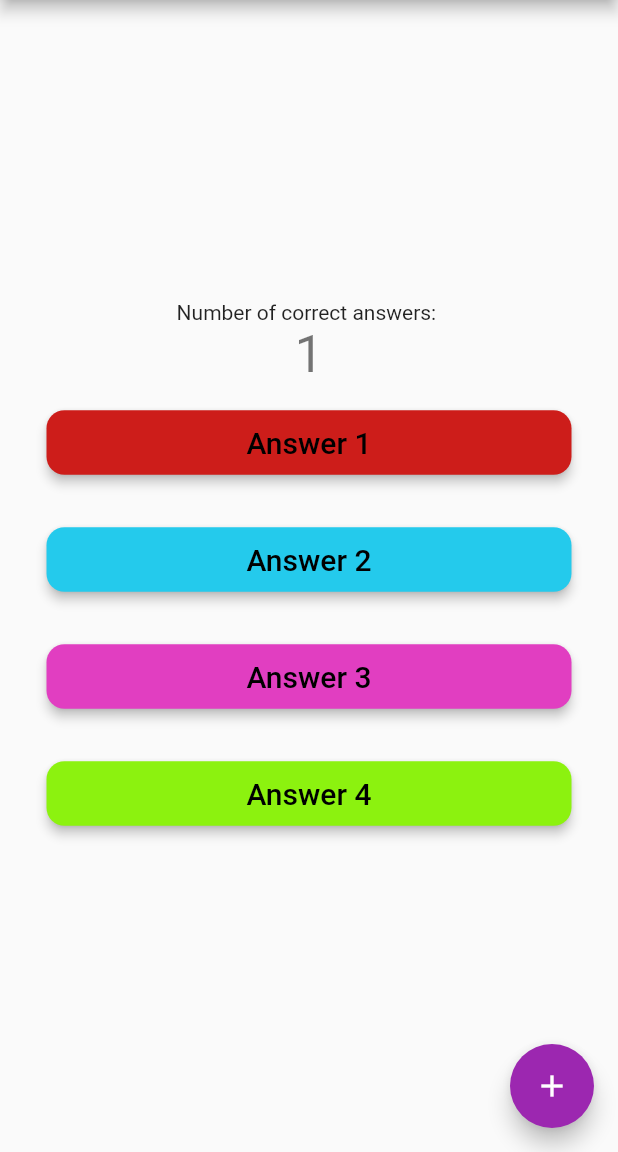
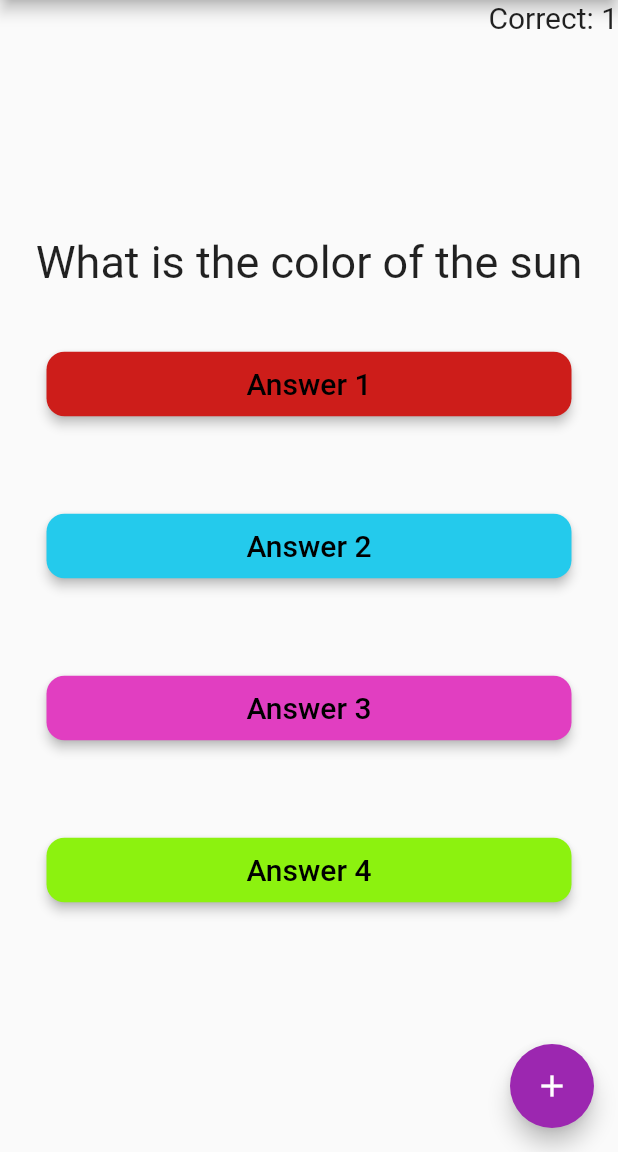
Before and after one commit to adrian-szwejk/quiz_app, a Flutter app: the screen it shows after launch, after a tap on "Answer 1", on a phone screen of 412 x 824 dp, the part 84-1236 px from its top. Run offline on Flutter 3.47's test engine with Material 2 defaults, Android fonts, the phone set to English and light mode, and no system bars.

Commit message:
formatted the question/answers/# correct

```diff
--- a/lib/main.dart
+++ b/lib/main.dart
@@ -29,6 +29,18 @@ class HomePage extends StatefulWidget {
 
 class _HomePageState extends State<HomePage> {
   int _counter = 0;
+  Map<String, String> questions_ = new Map();
+
+  void fillQuestions() {
+    questions_["What is the color of the sun"] = "2";
+    //White
+    questions_["How many feet are in a mile"] = "3";
+    //5280
+    questions_["How many continents are there"] = "1";
+    //7
+    questions_["What is the name of the current US president"] = "4";
+    //7
+  }
 
   void _incrementCounter() {
     setState(() {
@@ -36,8 +48,13 @@ class _HomePageState extends State<HomePage> {
     });
   }
 
+  bool _checkAnswer(String question, String key) {
+    return false;
+  }
+
   @override
   Widget build(BuildContext context) {
+    fillQuestions();
     return Scaffold(
       appBar: AppBar(
         title: Text(widget.title),
@@ -45,14 +62,30 @@ class _HomePageState extends State<HomePage> {
       ),
       body: Center(
         child: Column(
+          children: <Widget>[
+            Align(
+              alignment: Alignment.topRight,
+              child: Text(
+                'Correct: ' + '$_counter',
+                style: const TextStyle(
+                  fontSize: 20.0,
+                ),
+              ),
+            ),
+            Expanded(
+              child: Align(
+                child: Column(
                   mainAxisAlignment: MainAxisAlignment.center,
                   children: <Widget>[
-            const Text(
-              'Number of correct answers: ',
+                    Padding(
+                      padding: const EdgeInsets.fromLTRB(15.0, 0.0, 15.0, 10.0),
+                      child: Text(
+                        textAlign: TextAlign.center,
+                        questions_.keys.elementAt(0),
+                        style: const TextStyle(
+                          fontSize: 30.0,
                         ),
-            Text(
-              '$_counter',
-              style: Theme.of(context).textTheme.headline4,
+                      ),
                     ),
                     buildButton(
                       text: "Answer 1",
@@ -89,6 +122,10 @@ class _HomePageState extends State<HomePage> {
                   ],
                 ),
               ),
+            ),
+          ],
+        ),
+      ),
       floatingActionButton: FloatingActionButton(
         onPressed: _incrementCounter,
         tooltip: 'Increment',
@@ -107,7 +144,7 @@ Container buildButton({
   String key = "1",
 }) {
   return Container(
-    padding: const EdgeInsets.fromLTRB(10.0, 15.0, 10.0, 15.0),
+    padding: const EdgeInsets.fromLTRB(10.0, 30.0, 10.0, 30.0),
     child: TextButton(
       key: Key(key),
       onPressed: function,
```
Lines whose indentation alone changed are shown as unchanged.
